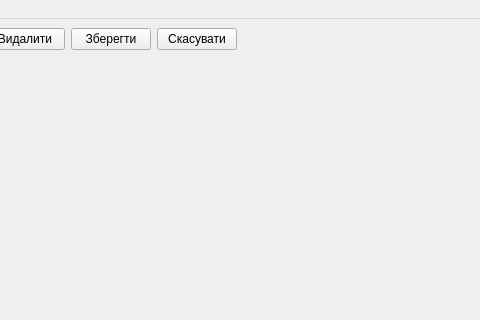
Before: the Qt Designer form Image Editor/imageeditor.ui in Bamb1to/logika, drawn with Qt 5; both pictures show x 330 to 810 and y 0 to 320 of the 1200 by 841 pixel window.
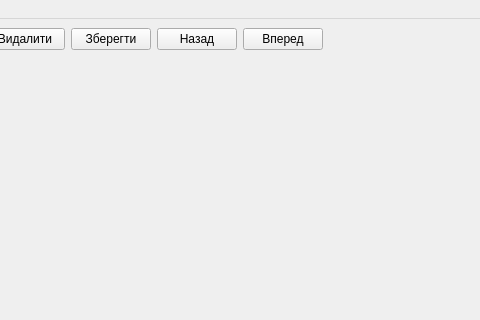
After: the same form once the commit is applied. Icons and pictures are not drawn.

What changed in the file:
```diff
--- a/Image Editor/imageeditor.ui
+++ b/Image Editor/imageeditor.ui
@@ -81,7 +81,14 @@
         <item>
          <widget class="QPushButton" name="pushButton_3">
           <property name="text">
-           <string>Скасувати</string>
+           <string>Назад</string>
+          </property>
+         </widget>
+        </item>
+        <item>
+         <widget class="QPushButton" name="forward_btn">
+          <property name="text">
+           <string>Вперед</string>
           </property>
          </widget>
         </item>
```
Left out of the diff: 16 changed lines with no effect on the pictures.
